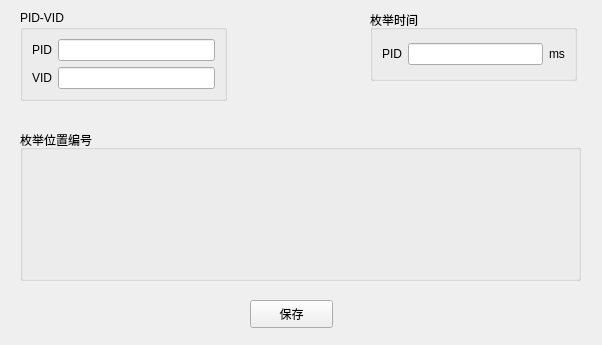
Old version of the form UI/usbcontrolconfig.ui in the repository ReceiverUsb-rapoo/ReceiverUsbTest.
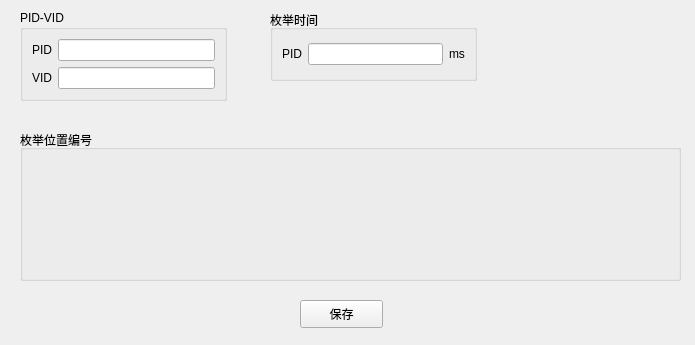
New version of the form.

Diff of the .ui file:
```diff
--- a/UI/usbcontrolconfig.ui
+++ b/UI/usbcontrolconfig.ui
@@ -6,7 +6,7 @@
    <rect>
     <x>0</x>
     <y>0</y>
-    <width>602</width>
+    <width>695</width>
     <height>345</height>
    </rect>
   </property>
@@ -23,7 +23,7 @@
     <rect>
      <x>20</x>
      <y>130</y>
-     <width>561</width>
+     <width>661</width>
      <height>151</height>
     </rect>
    </property>
@@ -39,7 +39,7 @@
   <widget class="QPushButton" name="pb_Save">
    <property name="geometry">
     <rect>
-     <x>250</x>
+     <x>300</x>
      <y>300</y>
      <width>83</width>
      <height>28</height>
@@ -119,7 +119,7 @@
   <widget class="QGroupBox" name="groupBox_2">
    <property name="geometry">
     <rect>
-     <x>370</x>
+     <x>270</x>
      <y>10</y>
      <width>207</width>
      <height>71</height>
```
